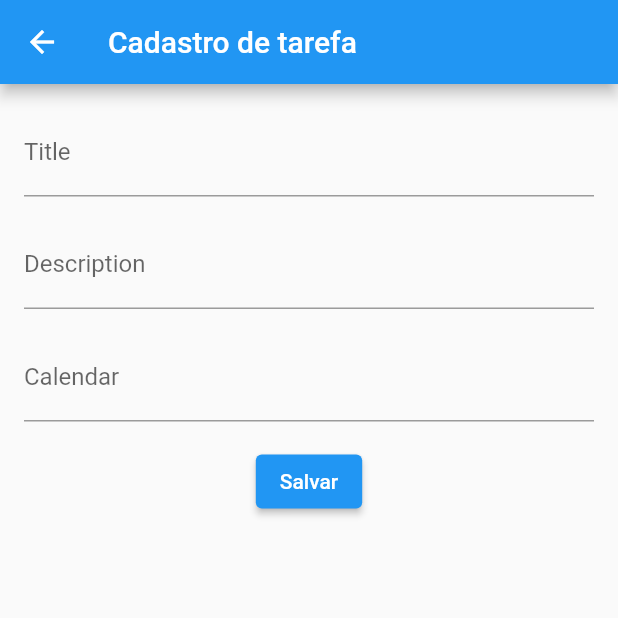
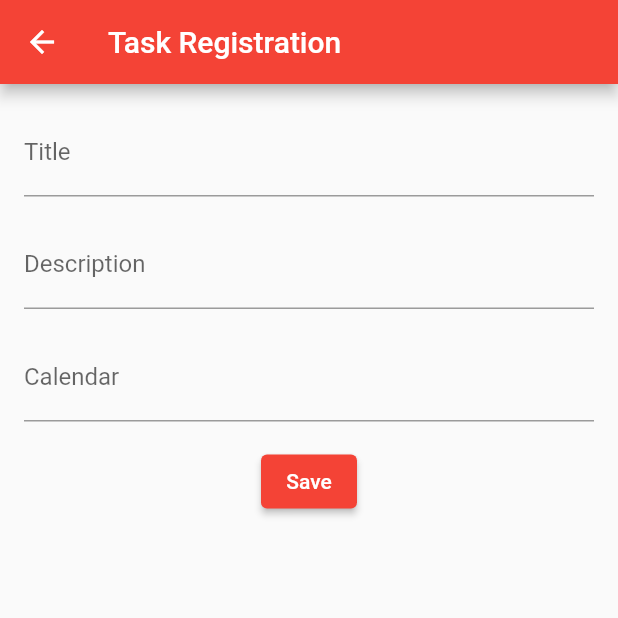
Before and after one commit to lucasmartinsribeiro/task_manager, a Flutter app: the screen it shows after launch, after a tap on "Add", on a phone screen of 412 x 824 dp, the top half of it. Run offline on Flutter 3.47's test engine with Material 2 defaults, Android fonts, the phone set to English and light mode, and no system bars.

Commit message:
feat: layout change and added controller

```diff
--- a/lib/form.dart
+++ b/lib/form.dart
@@ -1,9 +1,9 @@
 import 'package:flutter/material.dart';
-import 'task.dart';
+import 'taskController.dart';
 
 void main() => runApp(MaterialApp(
-    title: 'Navegação Básica',
-    theme: ThemeData(primarySwatch: Colors.blue),
+    title: 'Navigation',
+    theme: ThemeData(primarySwatch: Colors.red),
     home: MyTask(),
     debugShowCheckedModeBanner: false,
 ));
@@ -19,7 +19,7 @@ class MyTask extends StatelessWidget {
   Widget build(BuildContext context) {
     return Scaffold(
         appBar: AppBar(
-          title: const Text('Cadastro de tarefa'),
+          title: const Text('Task Registration'),
         ),
         body: Padding(
           padding: const EdgeInsets.all(16.0),
@@ -47,14 +47,16 @@ class MyTask extends StatelessWidget {
               Padding(
                 padding: const EdgeInsets.only(top: 16.0),
                 child: ElevatedButton(
-                  child: Text('Salvar'),
+                  child: Text('Save'),
                 onPressed: () {
                   final String title = _controllerTitle.text;
                   final String description = _controllerDescription.text;
                   final String calendar = _controllerCalendar.text;
 
-                  final Task newTask = Task(title, description, calendar);
-                  print(newTask);
+                  // final Task newTask = Task(title, description, calendar);
+                  // print(newTask);
+
+                  print(TaskController.persist(title, description, calendar));
                 },
                 ),
               ),
--- a/lib/main.dart
+++ b/lib/main.dart
@@ -3,20 +3,20 @@ import 'package:flutter/material.dart';
 
 void main() {
   runApp(MaterialApp(
-    title: 'Navegação Básica',
-    theme: ThemeData(primarySwatch: Colors.blue),
-    home: const MyHome(),
+    title: 'Navigation',
+    theme: ThemeData(primarySwatch: Colors.red),
+    home: const MyHomePage(),
     debugShowCheckedModeBanner: false,
   ));
 }
 
-class MyHome extends StatelessWidget {
-  const MyHome({Key? key}) : super(key: key);
+class MyHomePage extends StatelessWidget {
+  const MyHomePage({Key? key}) : super(key: key);
 
   @override
   Widget build(BuildContext context) {
     return Scaffold(
-      appBar: AppBar(title: const Text('Task')),
+      appBar: AppBar(title: const Text('Task List')),
       body: Center(
         child: ElevatedButton(
           onPressed: () {
--- /dev/null
+++ b/lib/taskController.dart
@@ -0,0 +1,10 @@
+import 'task.dart';
+
+class TaskController {
+  static Task persist(String title, String description, String calendar) {
+    Task t = Task(title, description, calendar);
+
+    //At this point would be the code for persistence in the database
+    return t;
+  }
+}
```
